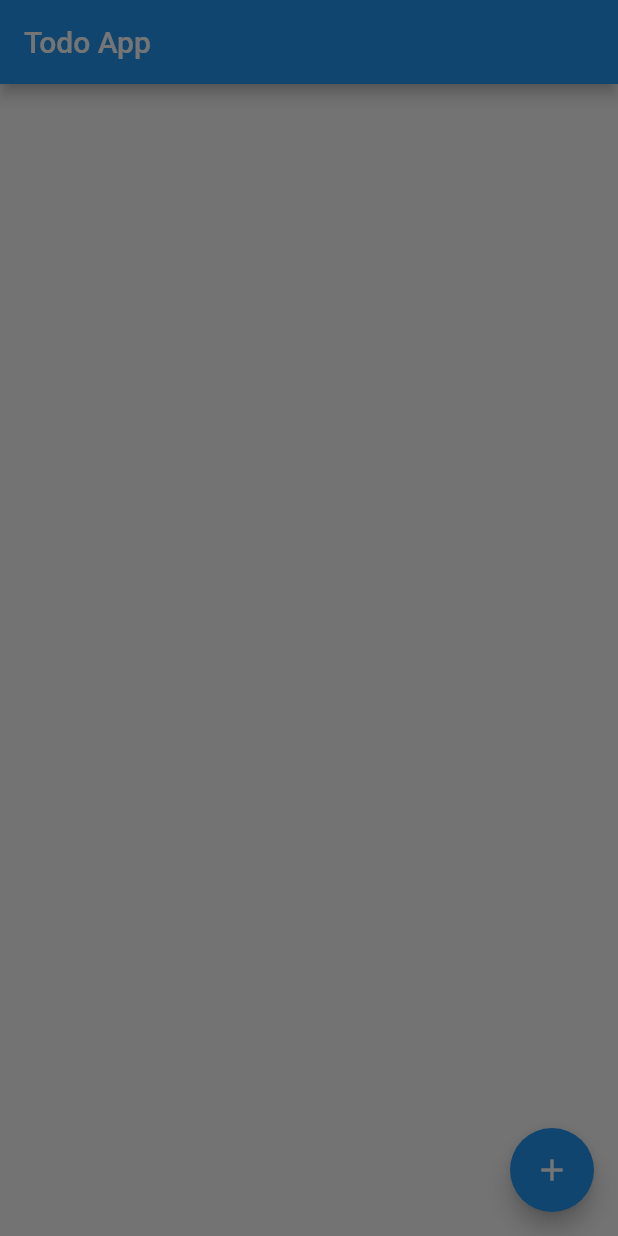
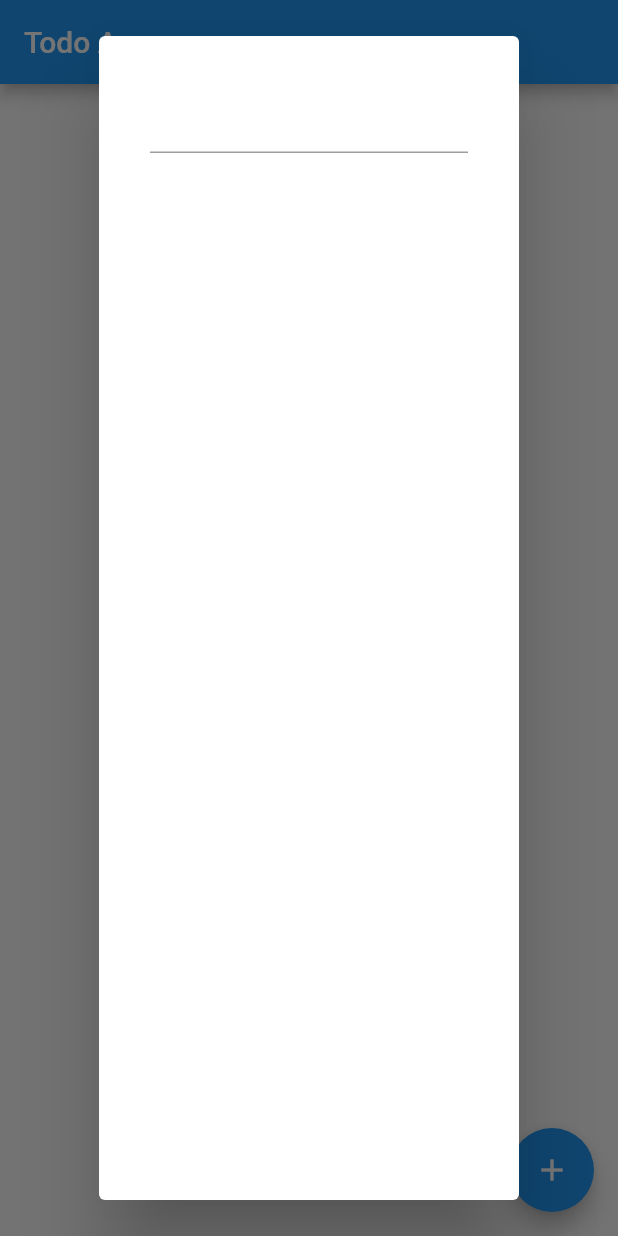
Before and after one commit to jessaleks/simple_todo_app_flutter, a Flutter app: the screen it shows after launch, after a tap on the "add" icon, on a phone screen of 412 x 824 dp. Run offline on Flutter 3.47's test engine with Material 2 defaults, Android fonts, the phone set to English and light mode, and no system bars; our stand-ins replace mobx.

```diff
--- a/lib/todo_list.dart
+++ b/lib/todo_list.dart
@@ -56,6 +56,17 @@ class _TodoListState extends State<TodoList> {
     }
     showDialog(
         context: context,
-        builder: (context) => (Expanded(child: AlertDialog())));
+        builder: (context) => (Expanded(
+                child: AlertDialog(
+              content: Form(
+                  child: Column(
+                children: <Widget>[
+                  Padding(
+                    padding: const EdgeInsets.all(10.0),
+                    child: TextFormField(),
+                  )
+                ],
+              )),
+            ))));
   }
 }
```
